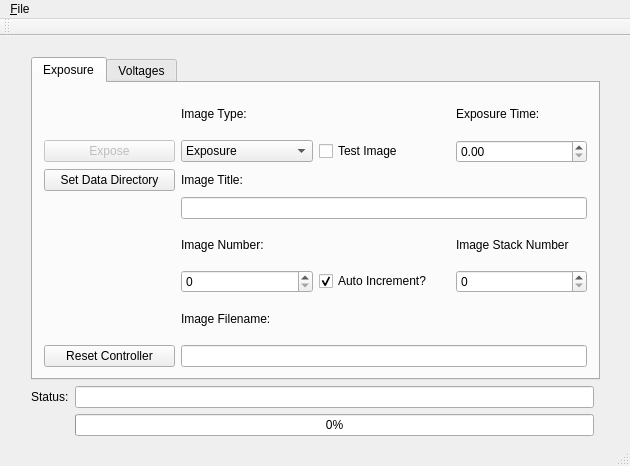
Old version of the form ccdcontroller.ui in the repository Snyder005/ccdcontroller.
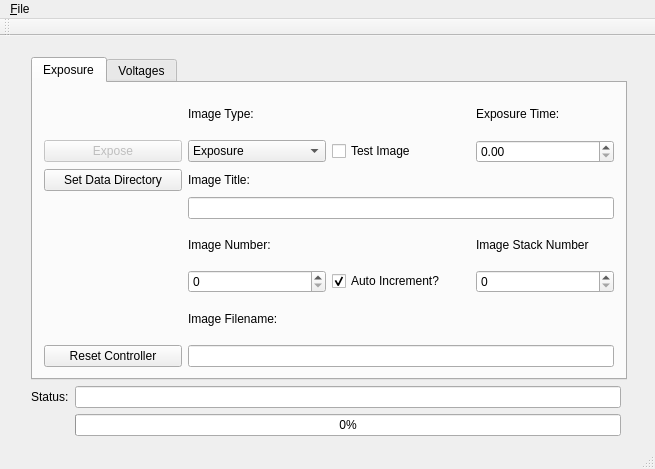
New version of the form.

Diff of the .ui file:
```diff
--- a/ccdcontroller.ui
+++ b/ccdcontroller.ui
@@ -6,8 +6,8 @@
    <rect>
     <x>0</x>
     <y>0</y>
-    <width>630</width>
-    <height>466</height>
+    <width>655</width>
+    <height>469</height>
    </rect>
   </property>
   <property name="windowTitle">
@@ -19,7 +19,7 @@
      <rect>
       <x>20</x>
       <y>10</y>
-      <width>591</width>
+      <width>618</width>
       <height>401</height>
      </rect>
     </property>
@@ -499,7 +499,7 @@
     <rect>
      <x>0</x>
      <y>0</y>
-     <width>630</width>
+     <width>655</width>
      <height>22</height>
     </rect>
    </property>
```
